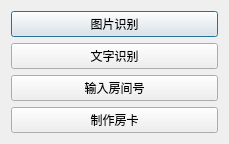
First picture: the form in KeyRecorder/FormOperate.ui, repository RYAN--LEE/key-recorder, before the edit.
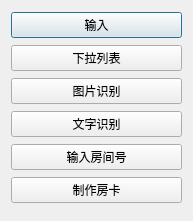
Second picture: the form after the edit.

What changed in the file:
```diff
--- a/KeyRecorder/FormOperate.ui
+++ b/KeyRecorder/FormOperate.ui
@@ -6,14 +6,28 @@
    <rect>
     <x>0</x>
     <y>0</y>
-    <width>229</width>
-    <height>128</height>
+    <width>193</width>
+    <height>221</height>
    </rect>
   </property>
   <property name="windowTitle">
    <string>添加操作</string>
   </property>
   <layout class="QVBoxLayout" name="verticalLayout">
+   <item>
+    <widget class="QPushButton" name="pushButtonInput">
+     <property name="text">
+      <string>输入</string>
+     </property>
+    </widget>
+   </item>
+   <item>
+    <widget class="QPushButton" name="pushButtonPopup">
+     <property name="text">
+      <string>下拉列表</string>
+     </property>
+    </widget>
+   </item>
    <item>
     <widget class="QPushButton" name="pushButtonImg">
      <property name="text">
```
